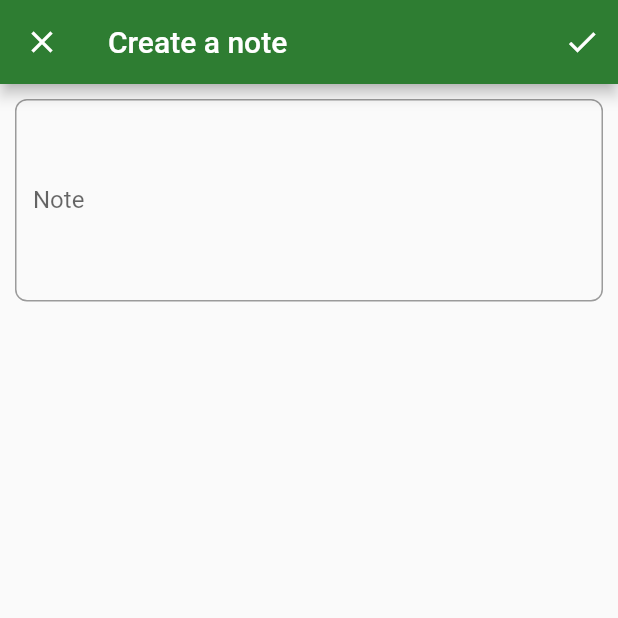
After one commit to gaabgonca/notes-firebase-ddd, a Flutter app: the NotesOverviewPage screen opened by its route, after a tap on the "indeterminate check box" icon, after a tap on the "add" icon, on a phone screen of 412 x 824 dp, the top half of it. The commit adds this screen. Run offline on Flutter 3.47's test engine with Material 2 defaults, Android fonts, the phone set to English and light mode, and no system bars; our stand-ins replace another_flushbar, auto_route, bloc, cloud_firestore, dartz, firebase_auth and 9 more; accounts and stored records are empty.

Commit message:
Create works partially, delete works OK, fixed bug with empty timestamps at creation by using null safety

```diff
--- a/lib/application/notes/note_form/note_form_bloc.dart
+++ b/lib/application/notes/note_form/note_form_bloc.dart
@@ -64,7 +64,7 @@ class NoteFormBloc extends Bloc<NoteFormEvent, NoteFormState> {
               ? await _noteRepository.update(state.note)
               : await _noteRepository.create(state.note);
         } else {
-          failureOrSuccess = left(NoteFailure.unexpected());
+          failureOrSuccess = left(const NoteFailure.unexpected());
         }
 
         yield state.copyWith(
--- a/lib/domain/notes/value_objects.dart
+++ b/lib/domain/notes/value_objects.dart
@@ -11,7 +11,7 @@ class NoteBody extends ValueObject<String> {
   @override
   final Either<ValueFailure<String>, String> value;
 
-  static const maxLength = 1000;
+  static const int maxLength = 1000;
 
   factory NoteBody(String input) {
     assert(input != null);
--- a/lib/infrastructure/notes/note_dtos.dart
+++ b/lib/infrastructure/notes/note_dtos.dart
@@ -24,7 +24,6 @@ abstract class NoteDto implements _$NoteDto {
 
   factory NoteDto.fromDomain(Note note) {
     return NoteDto(
-      serverTimeStamp: FieldValue.serverTimestamp(),
       id: note.id.getOrCrash(),
       body: note.body.getOrCrash(),
       color: note.color.getOrCrash().value,
@@ -32,6 +31,7 @@ abstract class NoteDto implements _$NoteDto {
           .getOrCrash()
           .map((todoItem) => TodoItemDto.fromDomain(todoItem))
           .asList(),
+      serverTimeStamp: FieldValue.serverTimestamp(),
     );
   }
 
@@ -53,11 +53,11 @@ abstract class NoteDto implements _$NoteDto {
   }
 }
 
-class ServerTimeStampConverter implements JsonConverter<FieldValue, Object> {
+class ServerTimeStampConverter implements JsonConverter<FieldValue, Object?> {
   const ServerTimeStampConverter();
 
   @override
-  FieldValue fromJson(Object json) {
+  FieldValue fromJson(Object? json) {
     return FieldValue.serverTimestamp();
   }
 
--- a/lib/presentation/core/app_widget.dart
+++ b/lib/presentation/core/app_widget.dart
@@ -25,7 +25,8 @@ class AppWidget extends StatelessWidget {
         debugShowCheckedModeBanner: false,
         theme: ThemeData.light().copyWith(
             primaryColor: Colors.green[800],
-            accentColor: Colors.blue,
+            colorScheme: ThemeData.light().colorScheme.copyWith(
+                primary: Colors.green[800], secondary: Colors.blue[400]),
             inputDecorationTheme: InputDecorationTheme(
               border: OutlineInputBorder(
                 borderRadius: BorderRadius.circular(8),
--- /dev/null
+++ b/lib/presentation/notes/note_form/note_form_page.dart
@@ -0,0 +1,136 @@
+import 'package:another_flushbar/flushbar_helper.dart';
+import 'package:auto_route/auto_route.dart';
+import 'package:flutter/material.dart';
+import 'package:flutter_bloc/flutter_bloc.dart';
+import 'package:notes_firebase_ddd/application/notes/note_form/note_form_bloc.dart';
+import 'package:notes_firebase_ddd/domain/notes/note.dart';
+import 'package:notes_firebase_ddd/injection.dart';
+import 'package:notes_firebase_ddd/presentation/notes/note_form/widgets/body_field_widget.dart';
+import 'package:notes_firebase_ddd/presentation/routes/router.gr.dart';
+
+class NoteFormPage extends StatelessWidget {
+  final Note? editingNote;
+
+  const NoteFormPage({Key? key, required this.editingNote}) : super(key: key);
+
+  @override
+  Widget build(BuildContext context) {
+    return BlocProvider(
+        create: (context) =>
+            getIt<NoteFormBloc>()..add(NoteFormEvent.initialized(editingNote)),
+        child: BlocConsumer<NoteFormBloc, NoteFormState>(
+            listenWhen: (p, c) =>
+                p.saveFailureOrSuccessOption != c.saveFailureOrSuccessOption,
+            listener: (context, state) {
+              state.saveFailureOrSuccessOption.fold(
+                () => {},
+                (either) {
+                  either.fold((failure) {
+                    FlushbarHelper.createError(
+                      message: failure.map(
+                        insufficientPermission: (_) =>
+                            'Insufficient permissions ❌',
+                        unableToUpdate: (_) =>
+                            "Couldn't update the note. Was it deleted from another device?",
+                        unexpected: (_) =>
+                            'Unexpected error occured, please contact support.',
+                      ),
+                    ).show(context);
+                  },
+                      (r) => AutoRouter.of(context).popUntil((route) =>
+                          route.settings.name == NotesOverviewPageRoute.name));
+                },
+              );
+            },
+            buildWhen: (p, c) => p.isSaving != c.isSaving,
+            builder: (context, state) {
+              return Stack(
+                children: [
+                  const NoteFormPageScaffold(),
+                  SavingInProgressOverlay(isSaving: state.isSaving)
+                ],
+              );
+            }));
+  }
+}
+
+class SavingInProgressOverlay extends StatelessWidget {
+  final bool isSaving;
+
+  const SavingInProgressOverlay({Key? key, required this.isSaving})
+      : super(key: key);
+
+  @override
+  Widget build(BuildContext context) {
+    final isSaving = false;
+    return IgnorePointer(
+      ignoring: !isSaving,
+      child: AnimatedContainer(
+          duration: const Duration(milliseconds: 150),
+          color: isSaving ? Colors.black.withOpacity(0.8) : Colors.transparent,
+          width: MediaQuery.of(context).size.width,
+          child: Visibility(
+            visible: isSaving,
+            child: Column(
+              mainAxisAlignment: MainAxisAlignment.center,
+              children: [
+                const CircularProgressIndicator(),
+                const SizedBox(
+                  height: 8,
+                ),
+                Text('Saving',
+                    style: Theme.of(context)
+                        .textTheme
+                        .bodyText2!
+                        .copyWith(fontSize: 16, color: Colors.white))
+              ],
+            ),
+          )),
+    );
+  }
+}
+
+class NoteFormPageScaffold extends StatelessWidget {
+  const NoteFormPageScaffold({
+    Key? key,
+  }) : super(key: key);
+
+  @override
+  Widget build(BuildContext context) {
+    return Scaffold(
+        appBar: AppBar(
+          title: BlocBuilder<NoteFormBloc, NoteFormState>(
+            buildWhen: (previous, current) =>
+                previous.isEditing != current.isEditing,
+            builder: (ctx, state) {
+              return Text(state.isEditing ? 'Edit a note' : 'Create a note');
+            },
+          ),
+          actions: [
+            IconButton(
+                onPressed: () {
+                  BlocProvider.of<NoteFormBloc>(context)
+                      .add(const NoteFormEvent.saved());
+                },
+                icon: const Icon(Icons.check))
+          ],
+        ),
+        body: BlocBuilder<NoteFormBloc, NoteFormState>(
+          buildWhen: (previous, current) =>
+              previous.showErrorMessages != current.showErrorMessages,
+          builder: (context, state) {
+            return Form(
+                autovalidateMode: state.showErrorMessages
+                    ? AutovalidateMode.always
+                    : AutovalidateMode.disabled,
+                child: SingleChildScrollView(
+                  child: Column(
+                    children: [
+                      const BodyField(),
+                    ],
+                  ),
+                ));
+          },
+        ));
+  }
+}
--- /dev/null
+++ b/lib/presentation/notes/note_form/widgets/body_field_widget.dart
@@ -0,0 +1,45 @@
+import 'package:flutter/material.dart';
+import 'package:flutter_bloc/flutter_bloc.dart';
+import 'package:flutter_hooks/flutter_hooks.dart';
+import 'package:notes_firebase_ddd/application/notes/note_form/note_form_bloc.dart';
+import 'package:notes_firebase_ddd/domain/notes/value_objects.dart';
+
+class BodyField extends HookWidget {
+  const BodyField({Key? key}) : super(key: key);
+
+  @override
+  Widget build(BuildContext context) {
+    final textEditingController = useTextEditingController();
+
+    return BlocListener<NoteFormBloc, NoteFormState>(
+      listenWhen: (p, c) => p.isEditing != c.isEditing,
+      listener: (context, state) {
+        textEditingController.text = state.note.body.getOrCrash();
+      },
+      child: Padding(
+        padding: const EdgeInsets.all(10.0),
+        child: TextFormField(
+          controller: textEditingController,
+          decoration: const InputDecoration(
+            labelText: 'Note',
+            counterText: '',
+          ),
+          maxLength: NoteBody.maxLength,
+          maxLines: null,
+          minLines: 5,
+          onChanged: (value) => BlocProvider.of<NoteFormBloc>(context)
+              .add(NoteFormEvent.bodyChanged(value)),
+          validator: (_) =>
+              BlocProvider.of<NoteFormBloc>(context).state.note.body.value.fold(
+                  (failure) => failure.maybeMap(
+                        empty: (f) => 'Cannot be empty',
+                        exceedingLength: (f) =>
+                            'Exceeding length. , max: ${f.max}',
+                        orElse: () => null,
+                      ),
+                  (r) => null),
+        ),
+      ),
+    );
+  }
+}
--- a/lib/presentation/notes/notes_overview/notes_overview_page.dart
+++ b/lib/presentation/notes/notes_overview/notes_overview_page.dart
@@ -8,6 +8,7 @@ import 'package:notes_firebase_ddd/application/notes/note_actor/note_actor_bloc.
 import 'package:notes_firebase_ddd/application/notes/note_watcher/note_watcher_bloc.dart';
 import 'package:notes_firebase_ddd/injection.dart';
 import 'package:notes_firebase_ddd/presentation/notes/notes_overview/widgets/notes_overview_body_widget.dart';
+import 'package:notes_firebase_ddd/presentation/notes/notes_overview/widgets/uncompleted_switch.dart';
 import 'package:notes_firebase_ddd/presentation/routes/router.gr.dart';
 
 class NotesOverviewPage extends StatelessWidget {
@@ -64,13 +65,15 @@ class NotesOverviewPage extends StatelessWidget {
               },
             ),
             actions: [
-              IconButton(onPressed: () {}, icon: const Icon(Icons.check_box))
+              UncompletedSwitch(),
             ],
           ),
           body: const NotesOverviewBody(),
           floatingActionButton: FloatingActionButton(
             onPressed: () {
-              //TODO: navigate to NoteFormPage
+              AutoRouter.of(context).push(
+                NoteFormPageRoute(editingNote: null),
+              );
             },
             child: const Icon(Icons.add),
           ),
--- a/lib/presentation/notes/notes_overview/widgets/notes_overview_body_widget.dart
+++ b/lib/presentation/notes/notes_overview/widgets/notes_overview_body_widget.dart
@@ -1,6 +1,9 @@
 import 'package:flutter/material.dart';
 import 'package:flutter_bloc/flutter_bloc.dart';
 import 'package:notes_firebase_ddd/application/notes/note_watcher/note_watcher_bloc.dart';
+import 'package:notes_firebase_ddd/presentation/notes/notes_overview/widgets/critical_failure_display_widget.dart';
+import 'package:notes_firebase_ddd/presentation/notes/notes_overview/widgets/error_note_card_widget.dart';
+import 'package:notes_firebase_ddd/presentation/notes/notes_overview/widgets/note_card_widget.dart';
 
 class NotesOverviewBody extends StatelessWidget {
   const NotesOverviewBody({Key? key}) : super(key: key);
@@ -19,20 +22,17 @@ class NotesOverviewBody extends StatelessWidget {
                 itemBuilder: (context, index) {
                   final note = state.notes[index];
                   if (note.failureOption.isSome()) {
-                    return Container(
-                        color: Colors.red, width: 100, height: 100);
+                    return ErrorNoteCard(
+                      note: note,
+                    );
                   } else {
-                    return Container(
-                        color: Colors.green, width: 100, height: 100);
+                    return NoteCard(note: note);
                   }
                 },
               );
             },
-            loadFailure: (state) => Container(
-                  color: Colors.yellow,
-                  width: 200,
-                  height: 200,
-                ));
+            loadFailure: (state) =>
+                CriticalFailureDisplay(failure: state.noteFailure));
       },
     );
   }
--- /dev/null
+++ b/lib/presentation/notes/notes_overview/widgets/uncompleted_switch.dart
@@ -0,0 +1,36 @@
+import 'package:flutter/material.dart';
+import 'package:flutter_bloc/flutter_bloc.dart';
+import 'package:flutter_hooks/flutter_hooks.dart';
+import 'package:notes_firebase_ddd/application/notes/note_watcher/note_watcher_bloc.dart';
+
+class UncompletedSwitch extends HookWidget {
+  const UncompletedSwitch({Key? key}) : super(key: key);
+
+  @override
+  Widget build(BuildContext context) {
+    final toggleState = useState(false);
+    return Padding(
+      padding: const EdgeInsets.symmetric(horizontal: 16.0),
+      child: InkResponse(
+        onTap: () {
+          toggleState.value = !toggleState.value;
+
+          context.read<NoteWatcherBloc>().add(toggleState.value
+              ? const NoteWatcherEvent.watchUncompletedStarted()
+              : const NoteWatcherEvent.watchAllStarted());
+        },
+        child: AnimatedSwitcher(
+          duration: const Duration(milliseconds: 100),
+          child: toggleState.value
+              ? const Icon(Icons.check_box_outline_blank, key: Key('outline'))
+              : const Icon(Icons.indeterminate_check_box,
+                  key: Key('indeterminate')),
+          transitionBuilder: (child, animation) => ScaleTransition(
+            scale: animation,
+            child: child,
+          ),
+        ),
+      ),
+    );
+  }
+}
--- a/lib/presentation/routes/router.dart
+++ b/lib/presentation/routes/router.dart
@@ -1,4 +1,5 @@
 import 'package:auto_route/auto_route.dart';
+import 'package:notes_firebase_ddd/presentation/notes/note_form/note_form_page.dart';
 import 'package:notes_firebase_ddd/presentation/notes/notes_overview/notes_overview_page.dart';
 import 'package:notes_firebase_ddd/presentation/sign_in/sign_in_page.dart';
 import 'package:notes_firebase_ddd/presentation/splash/splash_page.dart';
@@ -7,7 +8,8 @@ import 'package:notes_firebase_ddd/presentation/splash/splash_page.dart';
   routes: <AutoRoute>[
     AutoRoute(page: SplashPage, initial: true),
     AutoRoute(page: SignInPage),
-    AutoRoute(page: NotesOverviewPage)
+    AutoRoute(page: NotesOverviewPage),
+    AutoRoute(page: NoteFormPage, fullscreenDialog: true)
   ],
 )
 class $AppRouter {}
--- a/pubspec.yaml
+++ b/pubspec.yaml
@@ -31,6 +31,7 @@ dependencies:
   flutter:
     sdk: flutter
   flutter_bloc: ^7.1.0
+  flutter_hooks: ^0.18.0
   freezed_annotation: ^0.14.2
   get_it: ^7.2.0
   google_sign_in: ^5.0.7
```
Also changed, not shown: lib/infrastructure/notes/note_repository.dart (+9 -2 lines), lib/presentation/notes/notes_overview/widgets/critical_failure_display_widget.dart (added, +45 -0 lines), lib/presentation/notes/notes_overview/widgets/error_note_card_widget.dart (added, +35 -0 lines), lib/presentation/notes/notes_overview/widgets/note_card_widget.dart (added, +111 -0 lines), lib/infrastructure/notes/note_dtos.g.dart, lib/presentation/routes/router.gr.dart, pubspec.lock, 26 other files.
